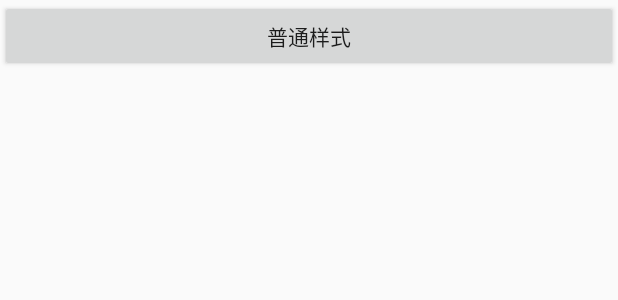
After one commit to Anler2015/AndroidPractice, an Android app: the layout activity_notification.xml on its own in the app's theme, with its tools: preview values and no code run, on a phone screen of 412 x 824 dp. The commit adds this screen. Shown: the top 300 px of the screen. Run offline under Robolectric (Android 15) with nearby library versions, the phone set to English and light mode, and no system bars.

Commit message:
添加notification demo

```diff
--- a/app/src/main/AndroidManifest.xml
+++ b/app/src/main/AndroidManifest.xml
@@ -34,6 +34,11 @@
         <activity
             android:name=".launcher.FirstLauncherActivity"
             android:theme="@style/AppTheme.NoActionBar"></activity>
+        <activity
+            android:name=".notification.NotificationActivity"
+            android:theme="@style/AppTheme"></activity>
+
+
         <service
             android:name=".aidl.UserManagerService"
             android:process=":remote"></service>
--- a/app/src/main/java/com/gejiahui/androidpractice/MainActivity.java
+++ b/app/src/main/java/com/gejiahui/androidpractice/MainActivity.java
@@ -16,6 +16,7 @@ import com.gejiahui.androidpractice.dragrecyclerview.DragRecyclerViewActivity;
 import com.gejiahui.androidpractice.flexboxlayout.FlexBoxLayoutActivity;
 import com.gejiahui.androidpractice.launcher.FirstLauncherActivity;
 import com.gejiahui.androidpractice.loadinganimation.LoadingAnimationActivity;
+import com.gejiahui.androidpractice.notification.NotificationActivity;
 import com.gejiahui.androidpractice.viewpage.ViewPageActivity;
 
 import java.util.ArrayList;
@@ -56,6 +57,7 @@ public class MainActivity extends AppCompatActivity {
         mPractices.add(new Practice("DragRecyclerView",new Intent(this,DragRecyclerViewActivity.class)));
         mPractices.add(new Practice("58 loading animation",new Intent(this,LoadingAnimationActivity.class)));
         mPractices.add(new Practice("first launcher view page",new Intent(this,FirstLauncherActivity.class)));
+        mPractices.add(new Practice("notification",new Intent(this,NotificationActivity.class)));
 
     }
 
--- /dev/null
+++ b/app/src/main/res/layout/activity_notification.xml
@@ -0,0 +1,16 @@
+<?xml version="1.0" encoding="utf-8"?>
+<LinearLayout xmlns:android="http://schemas.android.com/apk/res/android"
+    android:orientation="vertical" android:layout_width="match_parent"
+    android:layout_height="match_parent">
+
+    <Button
+        android:id="@+id/notification_normal"
+        android:text="普通样式"
+        android:layout_width="match_parent"
+        android:layout_height="wrap_content" />
+
+
+
+
+
+</LinearLayout>
```
Also changed, not shown: app/src/main/java/com/gejiahui/androidpractice/notification/NotificationActivity.java (added, +37 -0 lines).
